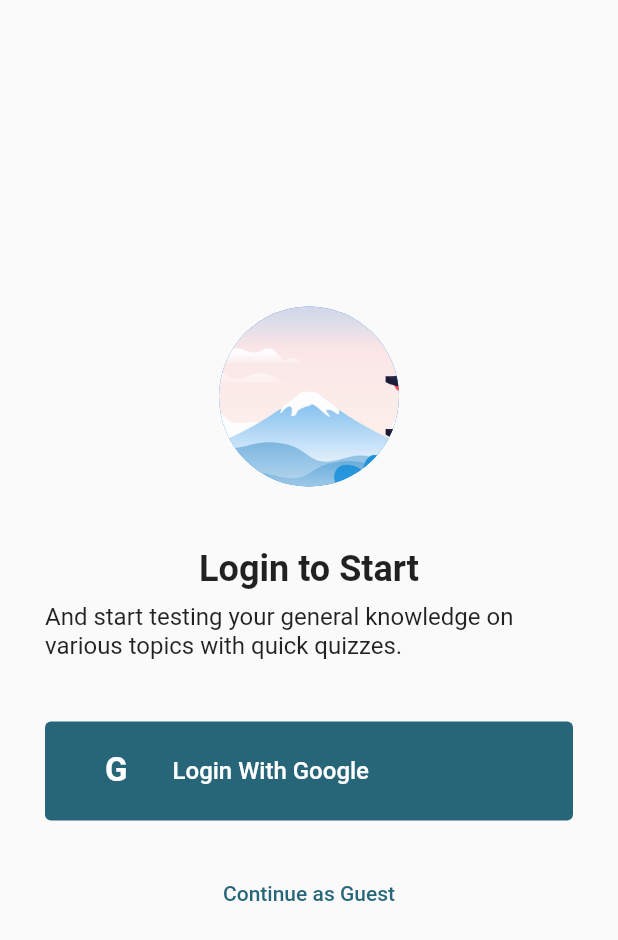
After one commit to Bidhanrai/Quiz, a Flutter app: the screen it shows after launch, on a phone screen of 412 x 824 dp. The commit adds this screen. Shown: the top 940 px of the screen. Run offline on Flutter 3.47's test engine with Material 2 defaults, Android fonts, the phone set to English and light mode, and no system bars.

Commit message:
add about, profile, login view

```diff
--- a/lib/View/DetailView.dart
+++ b/lib/View/Home/DetailView.dart
@@ -1,6 +1,6 @@
 import 'package:flutter/material.dart';
 import 'package:quick_quiz/Constant/Constant.dart';
-import 'package:quick_quiz/View/QuizView.dart';
+import 'package:quick_quiz/View/Home/QuizView.dart';
 
 class DetailView extends StatefulWidget {
 
--- a/lib/View/QuizCompleteView.dart
+++ b/lib/View/Home/QuizCompleteView.dart
@@ -1,6 +1,6 @@
 import 'package:flutter/material.dart';
 import 'package:quick_quiz/Constant/Constant.dart';
-import 'package:quick_quiz/View/HomeView.dart';
+import 'package:quick_quiz/View/Home/HomeView.dart';
 
 class QuizCompleteView extends StatelessWidget {
   const QuizCompleteView({Key key}) : super(key: key);
--- /dev/null
+++ b/lib/View/LoginView.dart
@@ -0,0 +1,58 @@
+import 'package:flutter/material.dart';
+import 'package:quick_quiz/Constant/Constant.dart';
+import 'package:quick_quiz/View/Home/HomeView.dart';
+
+class LoginView extends StatelessWidget {
+  const LoginView({Key key}) : super(key: key);
+
+  @override
+  Widget build(BuildContext context) {
+    return Scaffold(
+      body: Padding(
+        padding: const EdgeInsets.symmetric(vertical: 20, horizontal: 30),
+        child: Column(
+          mainAxisAlignment: MainAxisAlignment.center,
+          crossAxisAlignment: CrossAxisAlignment.stretch,
+          children: [
+            CircleAvatar(
+              backgroundImage: AssetImage("asset/anime.jpg"),
+              radius: 60,
+            ),
+            SizedBox(height: MediaQuery.of(context).size.height*0.05,),
+
+            Text("Login to Start", textAlign: TextAlign.center, style: TextStyle(fontSize: 24, fontWeight: FontWeight.w600,),),
+            SizedBox(height: MediaQuery.of(context).size.height*0.01,),
+            Text("And start testing your general knowledge on various topics with quick quizzes.", style: TextStyle(fontSize: 16,),),
+            SizedBox(height: MediaQuery.of(context).size.height*0.05,),
+
+            TextButton(
+              onPressed: () {
+                Navigator.push(context, MaterialPageRoute(builder: (context)=>HomeView()));
+              },
+              child: Row(
+                children: [
+                  Text("G", style: TextStyle(color: Colors.white, fontSize: 22, fontWeight: FontWeight.w700),),
+                  SizedBox(width: 30,),
+                  Text("Login With Google", style: TextStyle(color: Colors.white, fontSize: 16),),
+                ],
+              ),
+              style: ButtonStyle(
+                backgroundColor: MaterialStateProperty.all(Constant.primaryColor),
+                padding: MaterialStateProperty.all(EdgeInsets.symmetric(vertical: 20, horizontal: 40))
+              ),
+            ),
+
+            SizedBox(height: MediaQuery.of(context).size.height*0.03,),
+
+            TextButton(
+              onPressed: () {
+                Navigator.push(context, MaterialPageRoute(builder: (context)=>HomeView()));
+              },
+              child: Text("Continue as Guest", style: TextStyle(color: Constant.primaryColor),),
+            ),
+          ],
+        ),
+      ),
+    );
+  }
+}
--- a/lib/main.dart
+++ b/lib/main.dart
@@ -1,6 +1,7 @@
 import 'package:flutter/material.dart';
 import 'package:quick_quiz/Constant/Constant.dart';
-import 'package:quick_quiz/View/HomeView.dart';
+import 'package:quick_quiz/View/Home/HomeView.dart';
+import 'package:quick_quiz/View/LoginView.dart';
 
 void main() {
   runApp(MyApp());
@@ -17,7 +18,7 @@ class MyApp extends StatelessWidget {
         //primarySwatch: Colors.blue,
         primaryColor: Constant.primaryColor,
       ),
-      home: HomeView(),
+      home: LoginView(),
     );
   }
 }
```
Also changed, not shown: lib/View/AboutView.dart (added, +35 -0 lines), lib/View/Home/HomeView.dart (renamed from lib/View/HomeView.dart, +17 -3 lines), lib/View/Home/QuizView.dart (renamed from lib/View/QuizView.dart, +7 -1 lines), lib/View/ProfileView.dart (added, +45 -0 lines).
